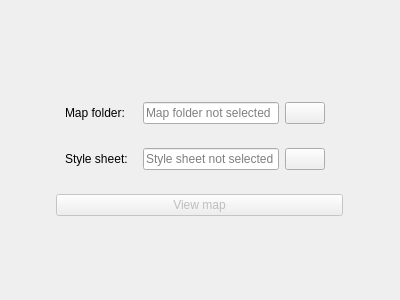
Before: the Qt Designer form src/startuppage.ui in pamugk/urania, drawn with Qt 5.
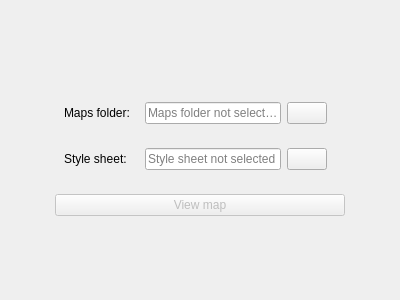
After: the same form once the commit is applied. Icons and pictures are not drawn.

```diff
--- a/src/startuppage.ui
+++ b/src/startuppage.ui
@@ -30,7 +30,7 @@
              </sizepolicy>
             </property>
             <property name="text">
-             <string>Map folder:</string>
+             <string>Maps folder:</string>
             </property>
            </widget>
           </item>
@@ -43,7 +43,7 @@
                 <bool>true</bool>
                </property>
                <property name="placeholderText">
-                <string>Map folder not selected</string>
+                <string>Maps folder not selected</string>
                </property>
               </widget>
              </item>
```
Left out of the diff: 6 changed lines with no effect on the pictures.
